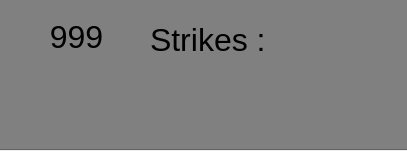
Before: the Qt Designer form scoreboard.ui in mtthwm/Educational-App, drawn with Qt 5.
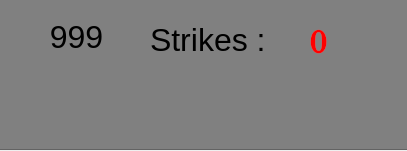
After: the same form once the commit is applied.

Commit message: added some temp labels in game scene ui

Patch:
```diff
--- a/scoreboard.ui
+++ b/scoreboard.ui
@@ -90,7 +90,7 @@
      <string notr="true">font-weight: bold; color: red</string>
     </property>
     <property name="text">
-     <string/>
+     <string>0</string>
     </property>
    </widget>
   </widget>
```
The commit also changes 3 other files.
